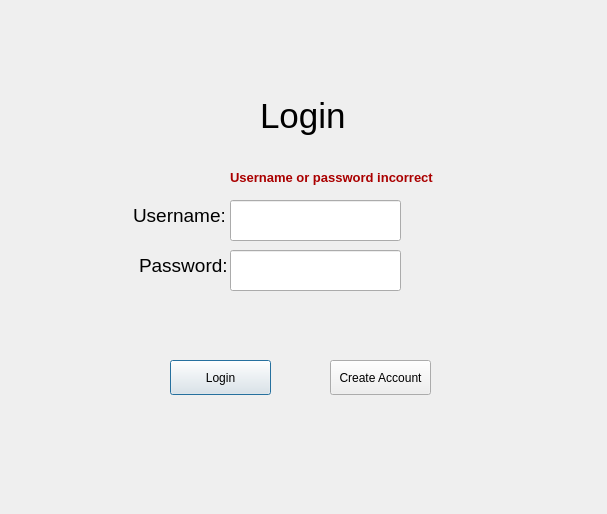
The window that pages/login.ui (Didi305/Discard) describes before a commit, drawn with Qt 5.
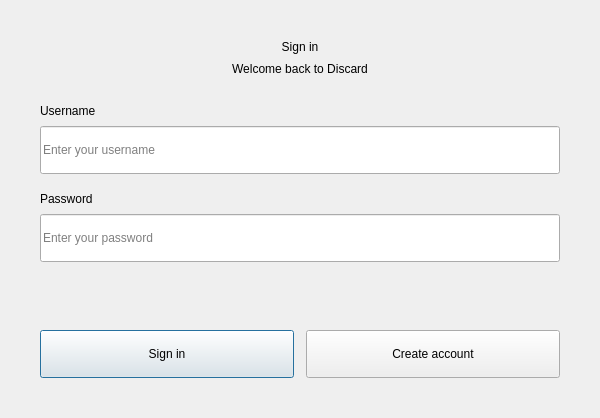
The same window after the commit.

Commit message:
fix: improve authentication UI and session feedback
Align sign-in and registration forms, correct keyboard navigation and improve
field contrast. Add the 2FA indicator, per-account setup reminders and sidebar
icons. Center resized setup dialogs and clear stale logout status after login.

Validation: Release client, server and offline TOTP checker builds passed.
Visual and functional checks remain user-run.

The edit to the form file:
```diff
--- a/pages/login.ui
+++ b/pages/login.ui
@@ -2,169 +2,134 @@
 <ui version="4.0">
  <class>Login</class>
  <widget class="QDialog" name="Login">
-  <property name="geometry">
-   <rect>
-    <x>0</x>
-    <y>0</y>
-    <width>607</width>
-    <height>514</height>
-   </rect>
-  </property>
-  <property name="windowTitle">
-   <string/>
-  </property>
-  <property name="autoFillBackground">
-   <bool>false</bool>
-  </property>
-  <widget class="QPushButton" name="loginButton">
-   <property name="geometry">
-    <rect>
-     <x>170</x>
-     <y>360</y>
-     <width>101</width>
-     <height>35</height>
-    </rect>
-   </property>
-   <property name="sizePolicy">
-    <sizepolicy hsizetype="Minimum" vsizetype="Preferred">
-     <horstretch>0</horstretch>
-     <verstretch>0</verstretch>
-    </sizepolicy>
-   </property>
-   <property name="cursor">
-    <cursorShape>PointingHandCursor</cursorShape>
-   </property>
-   <property name="text">
-    <string>Login</string>
-   </property>
-  </widget>
-  <widget class="QPushButton" name="createAccountButton">
-   <property name="geometry">
-    <rect>
-     <x>330</x>
-     <y>360</y>
-     <width>101</width>
-     <height>35</height>
-    </rect>
-   </property>
-   <property name="cursor">
-    <cursorShape>PointingHandCursor</cursorShape>
-   </property>
-   <property name="text">
-    <string>Create Account</string>
-   </property>
-  </widget>
-  <widget class="QLabel" name="title">
-   <property name="geometry">
-    <rect>
-     <x>260</x>
-     <y>80</y>
-     <width>121</width>
-     <height>71</height>
-    </rect>
-   </property>
-   <property name="font">
-    <font>
-     <pointsize>26</pointsize>
-    </font>
-   </property>
-   <property name="text">
-    <string>Login</string>
-   </property>
-  </widget>
-  <widget class="QLineEdit" name="loginUsername">
-   <property name="geometry">
-    <rect>
-     <x>230</x>
-     <y>200</y>
-     <width>171</width>
-     <height>41</height>
-    </rect>
-   </property>
-   <property name="autoFillBackground">
-    <bool>false</bool>
-   </property>
-   <property name="styleSheet">
-    <string notr="true"/>
-   </property>
-  </widget>
-  <widget class="QLineEdit" name="loginPassword">
-   <property name="geometry">
-    <rect>
-     <x>230</x>
-     <y>250</y>
-     <width>171</width>
-     <height>41</height>
-    </rect>
-   </property>
-   <property name="autoFillBackground">
-    <bool>false</bool>
-   </property>
-   <property name="echoMode">
-    <enum>QLineEdit::EchoMode::Password</enum>
-   </property>
-  </widget>
-  <widget class="QLabel" name="username">
-   <property name="geometry">
-    <rect>
-     <x>133</x>
-     <y>200</y>
-     <width>91</width>
-     <height>31</height>
-    </rect>
-   </property>
-   <property name="font">
-    <font>
-     <pointsize>14</pointsize>
-    </font>
-   </property>
-   <property name="text">
-    <string>Username:</string>
-   </property>
-  </widget>
-  <widget class="QLabel" name="password">
-   <property name="geometry">
-    <rect>
-     <x>139</x>
-     <y>250</y>
-     <width>91</width>
-     <height>31</height>
-    </rect>
-   </property>
-   <property name="font">
-    <font>
-     <pointsize>14</pointsize>
-    </font>
-   </property>
-   <property name="text">
-    <string>Password:</string>
-   </property>
-  </widget>
-  <widget class="QLabel" name="loginErrorMessage">
-   <property name="enabled">
-    <bool>false</bool>
-   </property>
-   <property name="geometry">
-    <rect>
-     <x>230</x>
-     <y>170</y>
-     <width>211</width>
-     <height>16</height>
-    </rect>
-   </property>
-   <property name="mouseTracking">
-    <bool>true</bool>
-   </property>
-   <property name="frameShape">
-    <enum>QFrame::Shape::NoFrame</enum>
-   </property>
-   <property name="text">
-    <string>&lt;html&gt;&lt;head/&gt;&lt;body&gt;&lt;p&gt;&lt;span style=&quot; font-size:10pt; font-weight:700; color:#aa0000;&quot;&gt;Username or password incorrect&lt;/span&gt;&lt;/p&gt;&lt;/body&gt;&lt;/html&gt;</string>
-   </property>
-   <property name="scaledContents">
-    <bool>false</bool>
-   </property>
-  </widget>
+  <property name="geometry"><rect><x>0</x><y>0</y><width>600</width><height>500</height></rect></property>
+  <property name="minimumSize"><size><width>600</width><height>0</height></size></property>
+  <property name="windowTitle"><string>Sign in</string></property>
+  <layout class="QVBoxLayout" name="dialogLayout">
+   <property name="spacing"><number>0</number></property>
+   <property name="sizeConstraint"><enum>QLayout::SetFixedSize</enum></property>
+   <property name="leftMargin"><number>40</number></property>
+   <property name="topMargin"><number>40</number></property>
+   <property name="rightMargin"><number>40</number></property>
+   <property name="bottomMargin"><number>40</number></property>
+   <item>
+    <layout class="QVBoxLayout" name="headingLayout">
+     <property name="spacing"><number>8</number></property>
+     <item>
+      <widget class="QLabel" name="title">
+       <property name="text"><string>Sign in</string></property>
+       <property name="alignment"><set>Qt::AlignCenter</set></property>
+      </widget>
+     </item>
+     <item>
+      <widget class="QLabel" name="formSubtitle">
+       <property name="maximumSize"><size><width>520</width><height>16777215</height></size></property>
+       <property name="text"><string>Welcome back to Discard</string></property>
+       <property name="alignment"><set>Qt::AlignCenter</set></property>
+       <property name="wordWrap"><bool>true</bool></property>
+      </widget>
+     </item>
+    </layout>
+   </item>
+   <item>
+    <spacer name="headingGap">
+     <property name="orientation"><enum>Qt::Vertical</enum></property>
+     <property name="sizeType"><enum>QSizePolicy::Fixed</enum></property>
+     <property name="sizeHint" stdset="0"><size><width>0</width><height>28</height></size></property>
+    </spacer>
+   </item>
+   <item>
+    <layout class="QVBoxLayout" name="fieldsLayout">
+     <property name="spacing"><number>18</number></property>
+    <item>
+     <layout class="QVBoxLayout" name="loginUsernameLayout">
+      <property name="spacing"><number>8</number></property>
+      <item>
+       <widget class="QLabel" name="username">
+        <property name="text"><string>Username</string></property>
+        <property name="buddy"><cstring>loginUsername</cstring></property>
+       </widget>
+      </item>
+      <item>
+       <widget class="QLineEdit" name="loginUsername">
+        <property name="placeholderText"><string>Enter your username</string></property>
+        <property name="minimumSize"><size><width>520</width><height>48</height></size></property>
+        <property name="accessibleName"><string>Username</string></property>
+       </widget>
+      </item>
+     </layout>
+    </item>
+    <item>
+     <layout class="QVBoxLayout" name="loginPasswordLayout">
+      <property name="spacing"><number>8</number></property>
+      <item>
+       <widget class="QLabel" name="password">
+        <property name="text"><string>Password</string></property>
+        <property name="buddy"><cstring>loginPassword</cstring></property>
+       </widget>
+      </item>
+      <item>
+       <widget class="QLineEdit" name="loginPassword">
+        <property name="placeholderText"><string>Enter your password</string></property>
+        <property name="minimumSize"><size><width>520</width><height>48</height></size></property>
+        <property name="accessibleName"><string>Password</string></property>
+        <property name="echoMode"><enum>QLineEdit::Password</enum></property>
+       </widget>
+      </item>
+     </layout>
+    </item>
+    </layout>
+   </item>
+   <item>
+    <spacer name="feedbackGap">
+     <property name="orientation"><enum>Qt::Vertical</enum></property>
+     <property name="sizeType"><enum>QSizePolicy::Fixed</enum></property>
+     <property name="sizeHint" stdset="0"><size><width>0</width><height>14</height></size></property>
+    </spacer>
+   </item>
+   <item>
+    <widget class="QLabel" name="loginErrorMessage">
+     <property name="maximumSize"><size><width>520</width><height>16777215</height></size></property>
+     <property name="minimumSize"><size><width>0</width><height>40</height></size></property>
+     <property name="text"><string/></property>
+     <property name="textFormat"><enum>Qt::PlainText</enum></property>
+     <property name="wordWrap"><bool>true</bool></property>
+     <property name="alignment"><set>Qt::AlignLeft|Qt::AlignVCenter</set></property>
+    </widget>
+   </item>
+   <item>
+    <spacer name="actionsGap">
+     <property name="orientation"><enum>Qt::Vertical</enum></property>
+     <property name="sizeType"><enum>QSizePolicy::Fixed</enum></property>
+     <property name="sizeHint" stdset="0"><size><width>0</width><height>14</height></size></property>
+    </spacer>
+   </item>
+   <item>
+    <layout class="QHBoxLayout" name="actionsLayout" stretch="1,1">
+     <property name="spacing"><number>12</number></property>
+    <item>
+     <widget class="QPushButton" name="loginButton">
+      <property name="sizePolicy"><sizepolicy hsizetype="Expanding" vsizetype="Fixed"><horstretch>0</horstretch><verstretch>0</verstretch></sizepolicy></property>
+      <property name="minimumSize"><size><width>0</width><height>48</height></size></property>
+      <property name="cursor"><cursorShape>PointingHandCursor</cursorShape></property>
+      <property name="text"><string>Sign in</string></property>
+      <property name="autoDefault"><bool>true</bool></property>
+      <property name="default"><bool>true</bool></property>
+     </widget>
+    </item>
+    <item>
+     <widget class="QPushButton" name="createAccountButton">
+      <property name="sizePolicy"><sizepolicy hsizetype="Expanding" vsizetype="Fixed"><horstretch>0</horstretch><verstretch>0</verstretch></sizepolicy></property>
+      <property name="minimumSize"><size><width>0</width><height>48</height></size></property>
+      <property name="cursor"><cursorShape>PointingHandCursor</cursorShape></property>
+      <property name="text"><string>Create account</string></property>
+      <property name="autoDefault"><bool>true</bool></property>
+      <property name="default"><bool>false</bool></property>
+     </widget>
+    </item>
+    </layout>
+   </item>
+  </layout>
  </widget>
  <resources/>
  <connections/>
```
Left out of the diff: 6 changed lines with no effect on the pictures. The commit also changes 22 other files.
